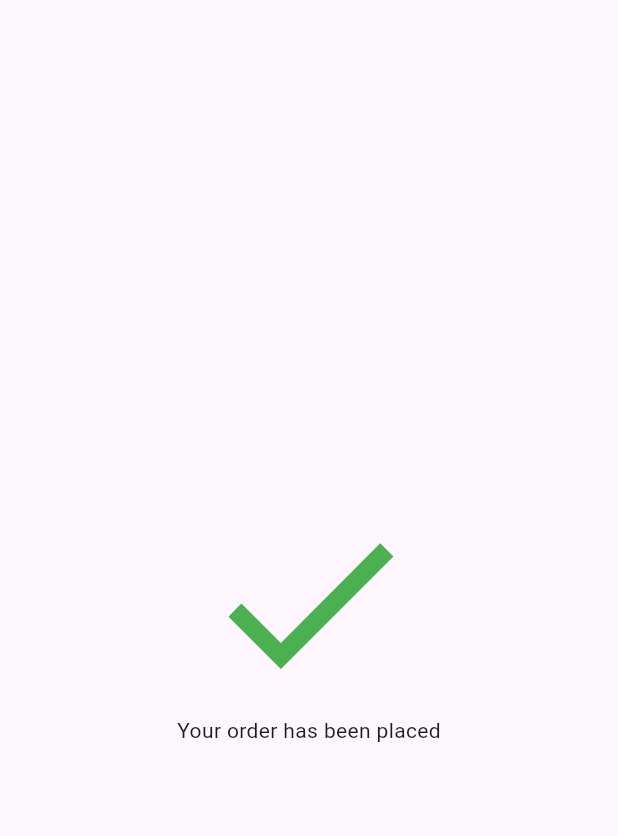
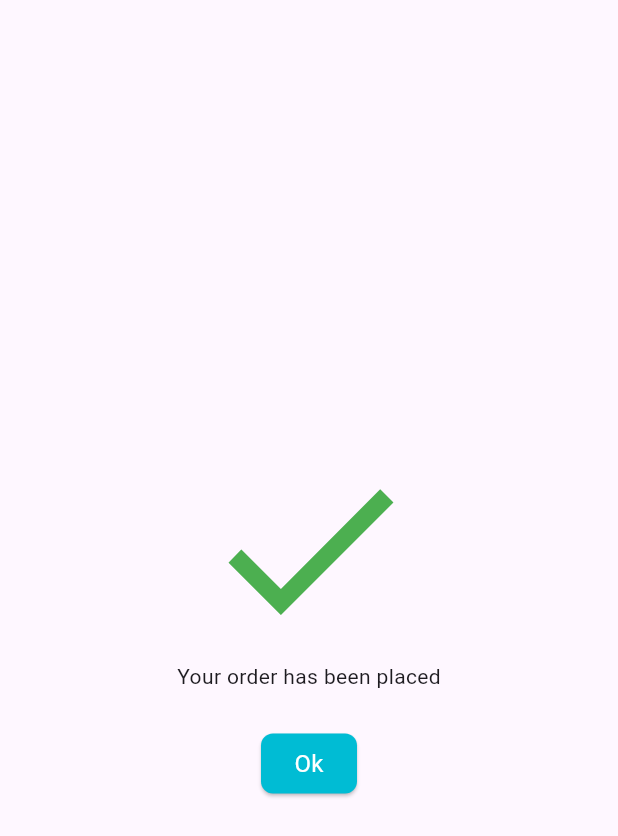
Before and after one commit to muradhossin/ecommerce_user, a Flutter app: the OrderSuccessfulPage screen opened directly, on a phone screen of 412 x 824 dp. Shown: the top 836 px of the screen. Run offline on Flutter 3.47's test engine with Material 3 defaults, Android fonts, the phone set to English and light mode, and no system bars; our stand-ins replace cached_network_image, cloud_firestore, connectivity_plus, firebase_auth, firebase_core, firebase_messaging and 6 more; missing offline and left inert: flutter_pin_code_fields; accounts and stored records are empty; Roboto replaces fonts that are missing (Poppins).

Commit message:
order success route added and contact info passes with order

```diff
--- a/lib/core/routes/app_router.dart
+++ b/lib/core/routes/app_router.dart
@@ -1,5 +1,6 @@
 import 'package:ecommerce_user/view/auth/login_page.dart';
 import 'package:ecommerce_user/view/checkout/checkout_page.dart';
+import 'package:ecommerce_user/view/order/order_successful_page.dart';
 import 'package:ecommerce_user/view/product/models/product_model.dart';
 import 'package:ecommerce_user/view/product/product_details_page.dart';
 import 'package:ecommerce_user/view/product/view_product_page.dart';
@@ -21,6 +22,7 @@ class AppRouter {
   static const String productDetailsRouteName = '/product-details';
   static const String checkoutRouteName = '/checkout';
   static const String loginRouteName = '/login';
+  static const String orderSuccess = '/order-successful';
 
   static String getUserProfileRoute() => userProfile;
   static String getCartRoute() => cartRouteName;
@@ -31,6 +33,7 @@ class AppRouter {
   static String getProductDetailsRoute() => productDetailsRouteName;
   static String getCheckoutRoute() => checkoutRouteName;
   static String getLoginRoute() => loginRouteName;
+  static String getOrderSuccessRoute() => orderSuccess;
 
 
   static Route<dynamic> generateRoute(RouteSettings settings) {
@@ -57,6 +60,8 @@ class AppRouter {
         return MaterialPageRoute(builder: (_) => const CheckoutPage());
       case loginRouteName:
         return MaterialPageRoute(builder: (_) => const LoginPage());
+      case orderSuccess:
+        return MaterialPageRoute(builder: (_) => const OrderSuccessfulPage());
 
       default:
         return MaterialPageRoute(builder: (_) => Scaffold(
--- a/lib/view/order/order_successful_page.dart
+++ b/lib/view/order/order_successful_page.dart
@@ -1,9 +1,10 @@
+import 'package:ecommerce_user/core/components/custom_button.dart';
+import 'package:ecommerce_user/core/constants/dimensions.dart';
+import 'package:ecommerce_user/core/routes/app_router.dart';
 import 'package:flutter/material.dart';
 
 class OrderSuccessfulPage extends StatelessWidget {
-  static const String routeName = '/order_successful';
-
-  const OrderSuccessfulPage({Key? key}) : super(key: key);
+  const OrderSuccessfulPage({super.key});
 
   @override
   Widget build(BuildContext context) {
@@ -11,13 +12,16 @@ class OrderSuccessfulPage extends StatelessWidget {
       body: Center(
         child: Column(
           mainAxisSize: MainAxisSize.min,
-          children: const [
-            Icon(
+          children: [
+            const Icon(
               Icons.done,
               color: Colors.green,
               size: 150,
             ),
-            Text('Your order has been placed'),
+            const Text('Your order has been placed'),
+
+            const SizedBox(height: Dimensions.paddingLarge),
+            CustomButton(text: 'Ok', onPressed: () => Navigator.pushReplacementNamed(context, AppRouter.getLauncherRoute())),
           ],
         ),
       ),
```
Also changed, not shown: lib/view/checkout/checkout_page.dart (+50 -50 lines).
